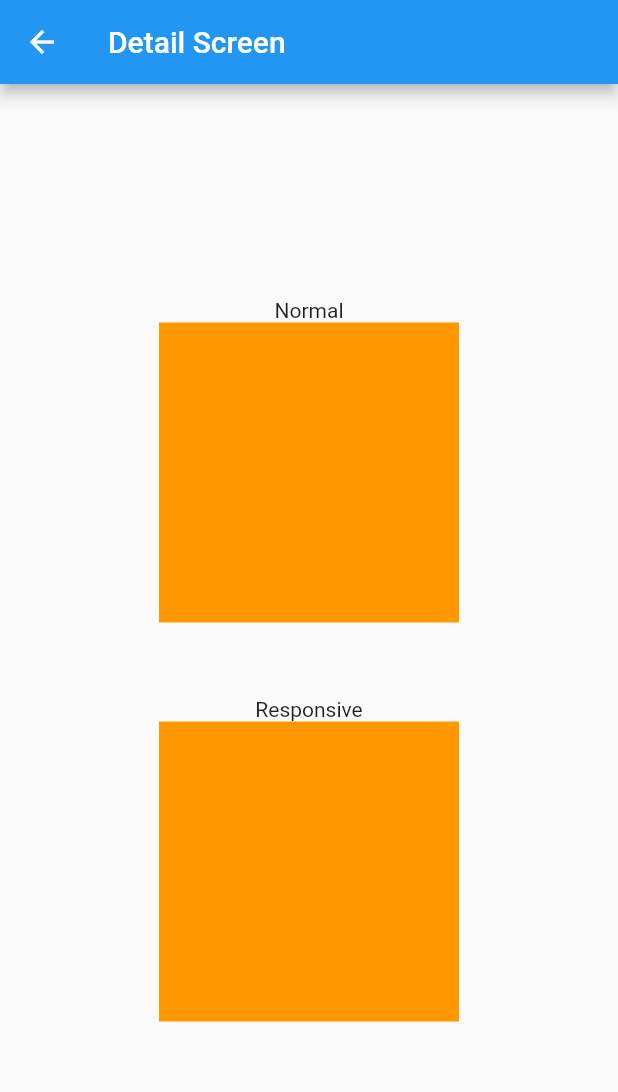
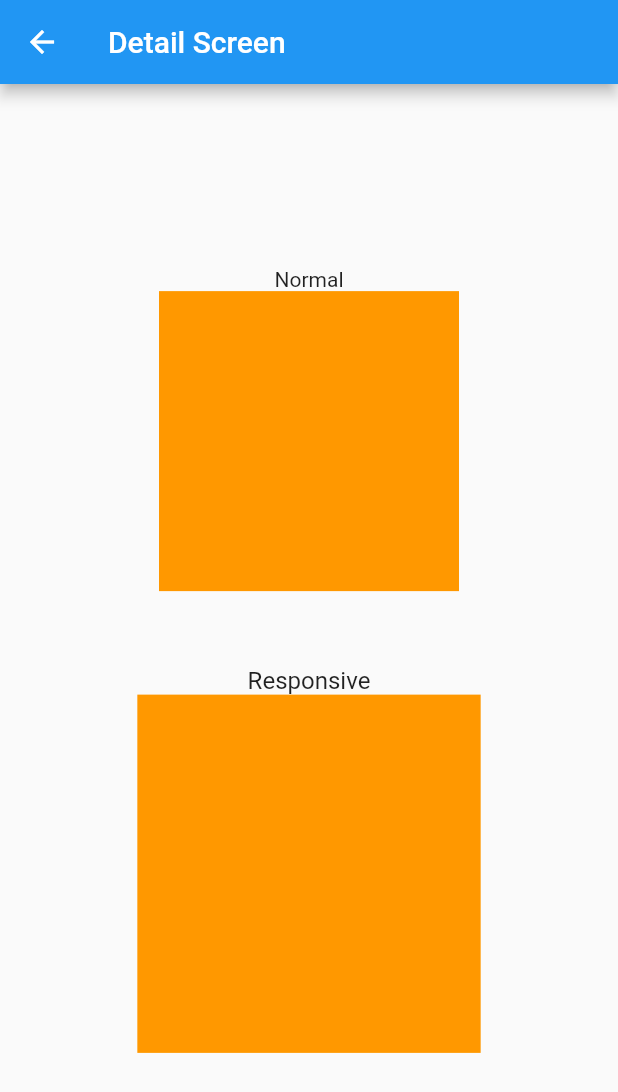
Before and after one commit to rrifafauzikomara/flutter_responsive_app, a Flutter app: the screen it shows after launch, after a tap on "Open Detail", on a phone screen of 412 x 824 dp. Shown: the top 1092 px of the screen. Run offline on Flutter 3.47's test engine with Material 2 defaults, Android fonts, the phone set to English and light mode, and no system bars; our stand-ins replace flutter_screenutil.

Commit message:
add before branch

```diff
--- a/lib/main.dart
+++ b/lib/main.dart
@@ -3,49 +3,18 @@ import 'package:flutter_responsive_app/page/home_screen.dart';
 import 'package:flutter_screenutil/screenutil_init.dart';
 
 void main() {
-  WidgetsFlutterBinding.ensureInitialized();
-  var screenWidth = WidgetsBinding.instance.window.physicalSize.width;
-  var screenHeight = WidgetsBinding.instance.window.physicalSize.height;
-  print('Physical Size Width --> $screenWidth');
-  print('Physical Size Height --> $screenHeight');
-
-  var width;
-  var height;
-
-  if (screenWidth <= 900) {
-    width = screenWidth / 1.5;
-    height = screenHeight / 1.5;
-    print('Phone with Width < 900 (Small Phone)');
-  } else if (screenWidth >= 1500) {
-    width = screenWidth / 4;
-    height = screenHeight / 4;
-    print('Phone with Width > 1500 (Tablet / iPad)');
-  } else if (screenWidth >= 901 && screenWidth <= 1200) {
-    width = screenWidth / 3;
-    height = screenHeight / 3;
-    print('Phone with Width > 900 s/d 1200 (Normal Phone)');
-  } else if (screenWidth >= 1201 && screenWidth <= 1500) {
-    width = screenWidth / 3.5;
-    height = screenHeight / 3.5;
-    print('Phone with Width > 1200 s/d 1500 (Medium Phone)');
-  }
-
-  print('Result Width --> $width');
-  print('Result Height --> $height');
-  runApp(MyApp(width: width, height: height));
+  runApp(MyApp());
 }
 
 class MyApp extends StatelessWidget {
-  final double width;
-  final double height;
-
-  MyApp({@required this.width, @required this.height});
 
   @override
   Widget build(BuildContext context) {
+    /// This will use the default size, and if you use your own size for example
+    /// for the iPhone Pro Max, and you run it on an iPad / Tablet device with a
+    /// larger size, it's been confirmed that it won't be responsive because you
+    /// add the size statically not based on the size of each device
     return ScreenUtilInit(
-      designSize: Size(width, height),
-      allowFontScaling: false,
       builder: () => MaterialApp(
         debugShowCheckedModeBanner: false,
         title: 'Sizer',
```
